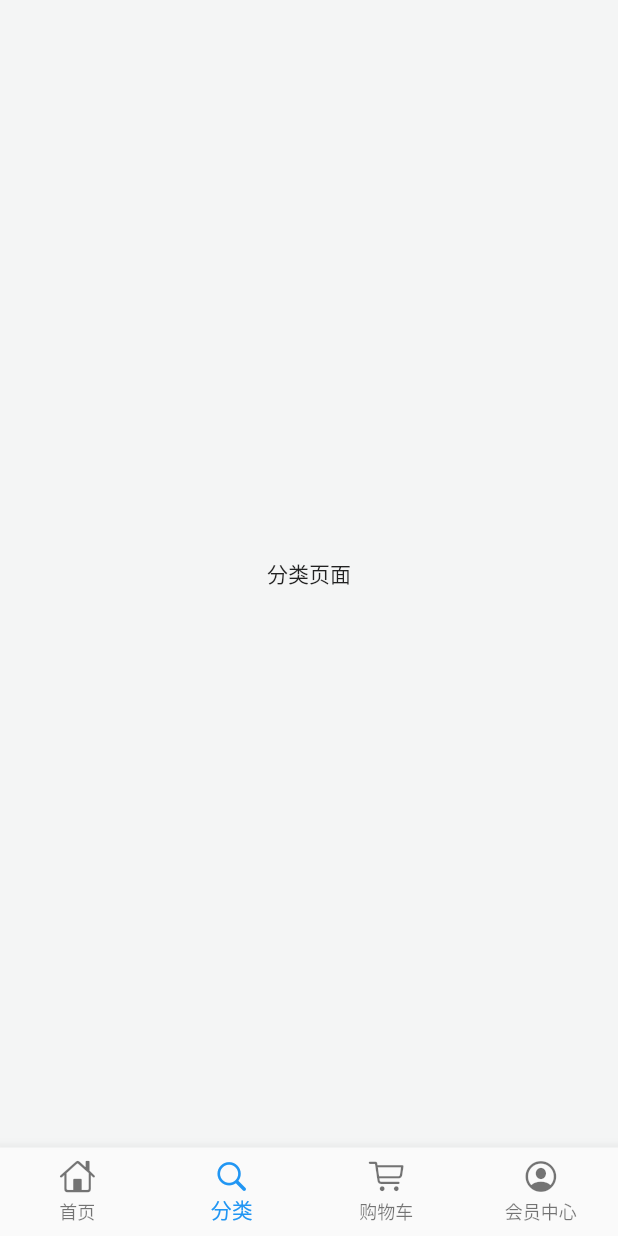
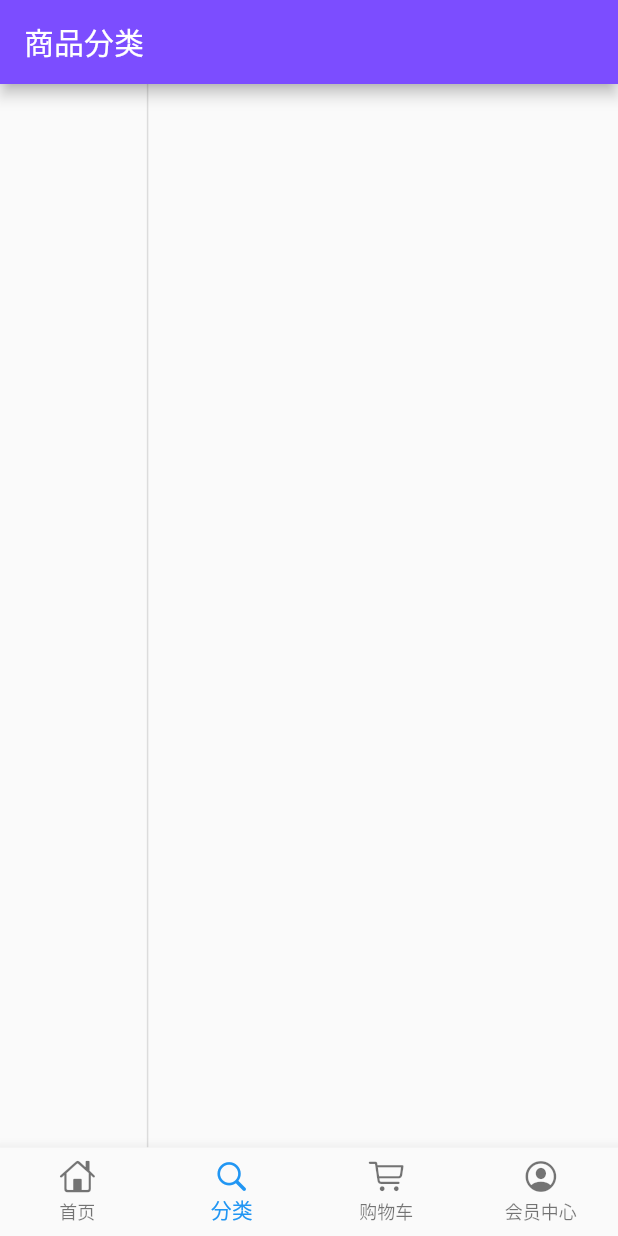
Before and after one commit to lxmahtt/flutter_shop, a Flutter app: the screen it shows after launch, item 2 of the bottom bar chosen, on a phone screen of 412 x 824 dp. Run offline on Flutter 3.47's test engine with Material 2 defaults, Android fonts, the phone set to English and light mode, and no system bars; our stand-ins replace dio, flutter_easyrefresh, flutter_screenutil, flutter_swiper; network calls fail.

Commit message:
商品分类

```diff
--- a/lib/model/CategoryBigModel.dart
+++ b/lib/model/CategoryBigModel.dart
@@ -1,64 +1,88 @@
-class CategoryBigModel {
-  List<BxMallSubDto> bxMallSubDto;
-  String image;
-  String mallCategoryId;
-  String mallCategoryName;
+class CategoryModel {
+  String code;
+  String message;
+  List<CategoryListModel> data;
 
-  CategoryBigModel({this.bxMallSubDto, this.image, this.mallCategoryId, this.mallCategoryName});
+  CategoryModel({this.code, this.message, this.data});
 
-  factory CategoryBigModel.fromJson(Map<String, dynamic> json) {
-    return CategoryBigModel(
-      bxMallSubDto: json['bxMallSubDto'] != null
-          ? (json['bxMallSubDto'] as List).map((i) => BxMallSubDto.fromJson(i)).toList()
-          : null,
-      image: json['image'],
-      mallCategoryId: json['mallCategoryId'],
-      mallCategoryName: json['mallCategoryName'],
-    );
+  CategoryModel.fromJson(Map<String, dynamic> json) {
+    code = json['code'];
+    message = json['message'];
+    if (json['data'] != null) {
+      data = new List<CategoryListModel>();
+      json['data'].forEach((v) {
+        data.add(new CategoryListModel.fromJson(v));
+      });
+    }
   }
 
   Map<String, dynamic> toJson() {
     final Map<String, dynamic> data = new Map<String, dynamic>();
-    data['image'] = this.image;
+    data['code'] = this.code;
+    data['message'] = this.message;
+    if (this.data != null) {
+      data['data'] = this.data.map((v) => v.toJson()).toList();
+    }
+    return data;
+  }
+}
+
+class CategoryListModel {
+  String mallCategoryId;
+  String mallCategoryName;
+  List<BxMallSubDto> bxMallSubDto;
+  Null comments;
+  String image;
+
+  CategoryListModel({this.mallCategoryId, this.mallCategoryName, this.bxMallSubDto, this.comments, this.image});
+
+  CategoryListModel.fromJson(Map<String, dynamic> json) {
+    mallCategoryId = json['mallCategoryId'];
+    mallCategoryName = json['mallCategoryName'];
+    if (json['bxMallSubDto'] != null) {
+      bxMallSubDto = new List<BxMallSubDto>();
+      json['bxMallSubDto'].forEach((v) {
+        bxMallSubDto.add(new BxMallSubDto.fromJson(v));
+      });
+    }
+    comments = json['comments'];
+    image = json['image'];
+  }
+
+  Map<String, dynamic> toJson() {
+    final Map<String, dynamic> data = new Map<String, dynamic>();
     data['mallCategoryId'] = this.mallCategoryId;
     data['mallCategoryName'] = this.mallCategoryName;
     if (this.bxMallSubDto != null) {
       data['bxMallSubDto'] = this.bxMallSubDto.map((v) => v.toJson()).toList();
     }
+    data['comments'] = this.comments;
+    data['image'] = this.image;
     return data;
   }
 }
 
 class BxMallSubDto {
+  String mallSubId;
   String mallCategoryId;
-  String mallSubId;
   String mallSubName;
+  String comments;
 
-  BxMallSubDto({this.mallCategoryId, this.mallSubId, this.mallSubName});
+  BxMallSubDto({this.mallSubId, this.mallCategoryId, this.mallSubName, this.comments});
 
-  factory BxMallSubDto.fromJson(Map<String, dynamic> json) {
-    return BxMallSubDto(
-      mallCategoryId: json['mallCategoryId'],
-      mallSubId: json['mallSubId'],
-      mallSubName: json['mallSubName'],
-    );
+  BxMallSubDto.fromJson(Map<String, dynamic> json) {
+    mallSubId = json['mallSubId'];
+    mallCategoryId = json['mallCategoryId'];
+    mallSubName = json['mallSubName'];
+    comments = json['comments'];
   }
 
   Map<String, dynamic> toJson() {
     final Map<String, dynamic> data = new Map<String, dynamic>();
+    data['mallSubId'] = this.mallSubId;
     data['mallCategoryId'] = this.mallCategoryId;
-    data['mallSubId'] = this.mallSubId;
     data['mallSubName'] = this.mallSubName;
+    data['comments'] = this.comments;
     return data;
   }
 }
-
-class CategoryBigListModel {
-  List<CategoryBigModel> categoryBigList;
-
-  CategoryBigListModel(this.categoryBigList);
-
-  factory CategoryBigListModel.fromJson(List json) {
-    return CategoryBigListModel(json.map((i) => CategoryBigModel.fromJson(i)).toList());
-  }
-}
--- a/lib/pages/category_page.dart
+++ b/lib/pages/category_page.dart
@@ -1,6 +1,7 @@
 import 'dart:convert';
 
 import 'package:flutter/material.dart';
+import 'package:flutter_screenutil/flutter_screenutil.dart';
 import 'package:flutter_shop/config/service_method.dart';
 import 'package:flutter_shop/model/CategoryBigModel.dart';
 
@@ -12,10 +13,61 @@ class CategoryPage extends StatefulWidget {
 class _CategoryPageState extends State<CategoryPage> {
   @override
   Widget build(BuildContext context) {
+    return Scaffold(
+      appBar: AppBar(
+        title: Text('商品分类'),
+      ),
+      body: Container(
+        child: Row(
+          children: <Widget>[
+            LeftCategoryNav(),
+          ],
+        ),
+      ),
+    );
+  }
+}
+
+//左侧大类导航
+class LeftCategoryNav extends StatefulWidget {
+  @override
+  _LeftCategoryNavState createState() => _LeftCategoryNavState();
+}
+
+class _LeftCategoryNavState extends State<LeftCategoryNav> {
+  List<CategoryListModel> list = [];
+
+  @override
+  void initState() {
+    super.initState();
     _getCategory();
+  }
+
+
+  @override
+  Widget build(BuildContext context) {
     return Container(
-      child: Center(
-        child: Text('分类页面'),
+        width: ScreenUtil().setWidth(180),
+        decoration: BoxDecoration(border: Border(right: BorderSide(width: 1, color: Colors.black12))),
+        child: ListView.builder(
+          itemBuilder: (context, index) {
+            return _leftInkWell(index);
+          },
+          itemCount: list.length,
+        ));
+  }
+
+  Widget _leftInkWell(int index) {
+    return InkWell(
+      onTap: () {},
+      child: Container(
+        height: ScreenUtil().setHeight(100),
+        padding: EdgeInsets.only(left: 10, top: 20),
+        decoration:
+            BoxDecoration(color: Colors.white, border: Border(bottom: BorderSide(width: 1, color: Colors.black12))),
+        child: Text(
+          list[index].mallCategoryName,
+        ),
       ),
     );
   }
@@ -23,10 +75,9 @@ class _CategoryPageState extends State<CategoryPage> {
   void _getCategory() async {
     await request('getCategory').then((value) {
       var data = json.decode(value.toString());
-
-      CategoryBigListModel list = CategoryBigListModel.fromJson(data['data']);
-      list.categoryBigList.forEach((item) {
-        print(item.mallCategoryName);
+      CategoryModel category = CategoryModel.fromJson(data);
+      setState(() {
+        list = category.data;
       });
     });
   }
```
